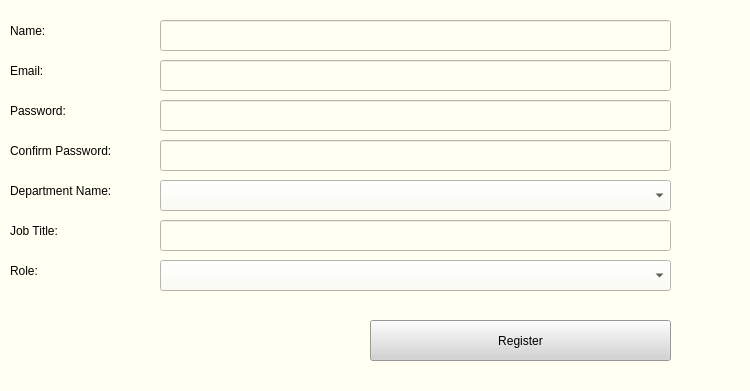
Before: the Qt Designer form registermember.ui in huzaifa112003/Project-Management-Systems, drawn with Qt 5.
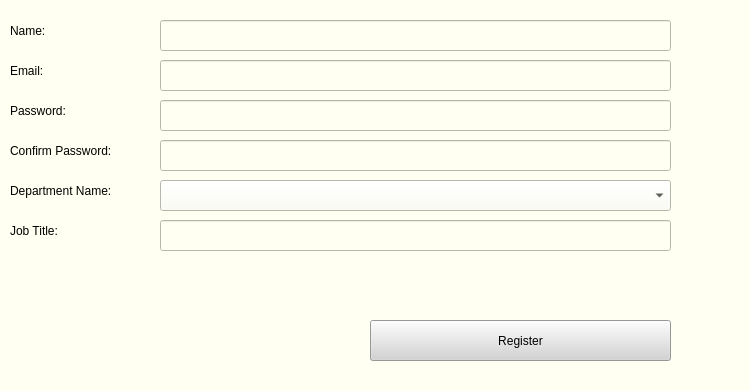
After: the same form once the commit is applied.

Patch:
```diff
--- a/registermember.ui
+++ b/registermember.ui
@@ -180,22 +180,6 @@
     <string>Register</string>
    </property>
   </widget>
-  <widget class="QLabel" name="label_9">
-   <property name="geometry">
-    <rect>
-     <x>10</x>
-     <y>250</y>
-     <width>71</width>
-     <height>41</height>
-    </rect>
-   </property>
-   <property name="styleSheet">
-    <string notr="true">font: 10pt  &quot;Yu Gothic UI Semibold&quot;;</string>
-   </property>
-   <property name="text">
-    <string>Role:</string>
-   </property>
-  </widget>
   <widget class="QComboBox" name="comboBox">
    <property name="geometry">
     <rect>
@@ -206,16 +190,6 @@
     </rect>
    </property>
   </widget>
-  <widget class="QComboBox" name="comboBox_2">
-   <property name="geometry">
-    <rect>
-     <x>160</x>
-     <y>260</y>
-     <width>511</width>
-     <height>31</height>
-    </rect>
-   </property>
-  </widget>
  </widget>
  <resources/>
  <connections/>
```
